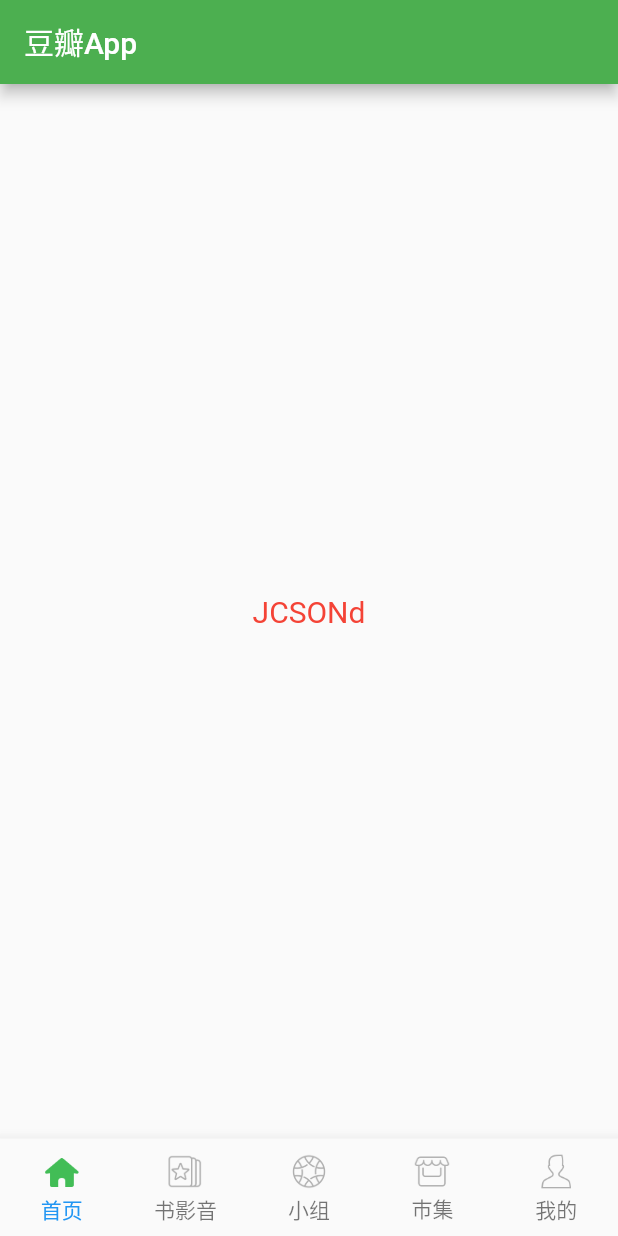
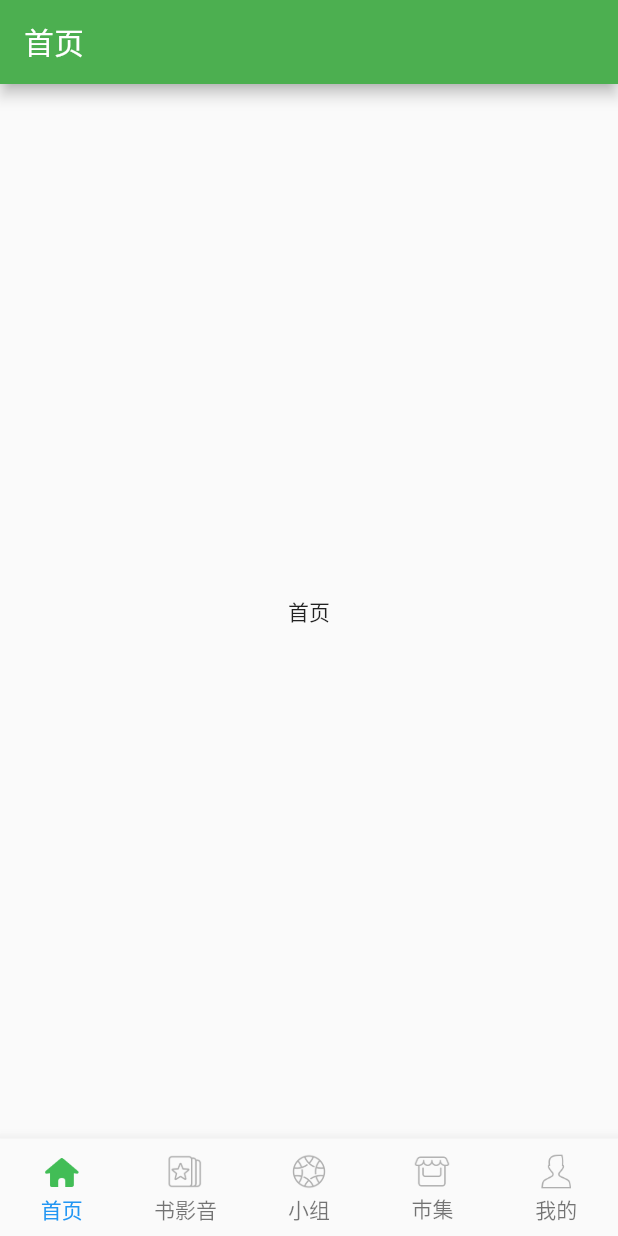
Before and after one commit to lb2281075105/douban_app, a Flutter app: the screen it shows after launch, on a phone screen of 412 x 824 dp. Run offline on Flutter 3.47's test engine with Material 2 defaults, Android fonts, the phone set to English and light mode, and no system bars.

Commit message:
导航切换

```diff
--- a/douban_app/lib/main.dart
+++ b/douban_app/lib/main.dart
@@ -1,6 +1,12 @@
 
 import 'package:flutter/material.dart';
 import 'components/tabbar_item.dart';
+import 'views/home/home.dart';
+import 'views/group/group.dart';
+import 'views/mall/mall.dart';
+import 'views/profile/profile.dart';
+import 'views/subject/subject.dart';
+
 void main(){
   runApp(MyApp())
 }
@@ -39,11 +45,16 @@ class MyStackPageState extends State<MyStackPage>{
   Widget build(BuildContext context) {
     // TODO: implement build
     return Scaffold(
-      appBar: AppBar(
-        title: Text("豆瓣App"),
-      ),
-      body: Center(
-        child: Text("JCSONd",style: textStyle,),
+
+      body: IndexedStack(
+        index: _currentIndex,
+        children: <Widget>[
+          Home(),
+          Subject(),
+          Group(),
+          Mall(),
+          Profile()
+        ],
       ),
       bottomNavigationBar: BottomNavigationBar(
         currentIndex: _currentIndex,
--- /dev/null
+++ b/douban_app/lib/views/home/home.dart
@@ -0,0 +1,14 @@
+import 'package:flutter/material.dart';
+class Home extends StatelessWidget {
+  @override
+  Widget build(BuildContext context) {
+    return Scaffold(
+      appBar: AppBar(
+        title: Text("首页"),
+      ),
+      body: Center(
+        child: Text("首页"),
+      ),
+    );
+  }
+}
```
Also changed, not shown: douban_app/lib/views/group/group.dart (added, +14 -0 lines), douban_app/lib/views/mall/mall.dart (added, +14 -0 lines), douban_app/lib/views/profile/profile.dart (added, +14 -0 lines), douban_app/lib/views/subject/subject.dart (added, +14 -0 lines).
